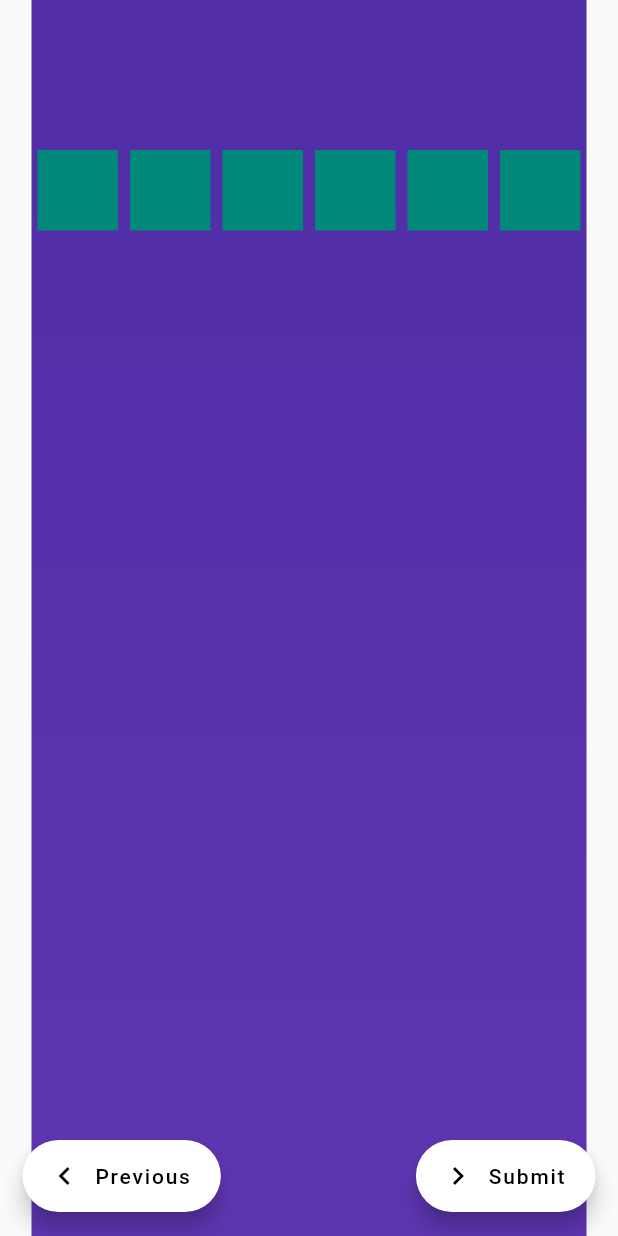
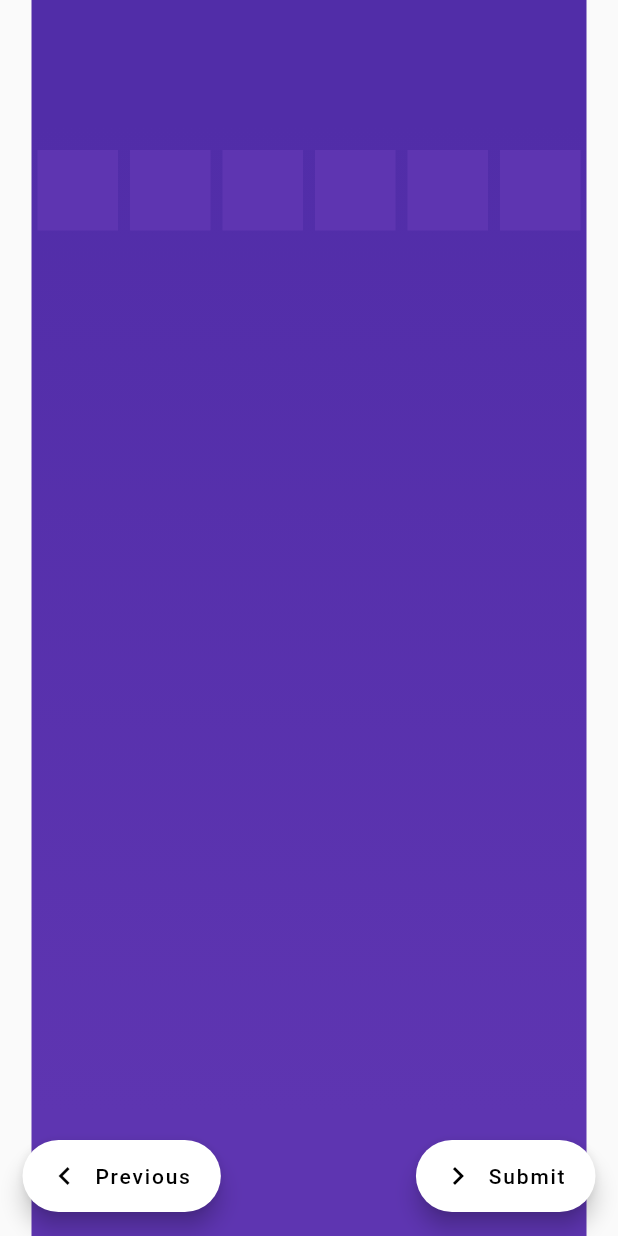
Before and after one commit to sidvenu/EduForte, a Flutter app: the OTPRoute screen opened directly, on a phone screen of 412 x 824 dp. Run offline on Flutter 3.47's test engine with Material 2 defaults, Android fonts, the phone set to English and light mode, and no system bars; drawn by our look-alikes of pin_code_text_field; our stand-ins replace cloud_firestore, firebase_auth, flutter_masked_text, jiffy, progress_dialog, validators; accounts and stored records are empty; network calls fail; statements that could not run were skipped.

Commit message:
Change color for OTP pinview

```diff
--- a/lib/routes/login_with_phone/otp_route.dart
+++ b/lib/routes/login_with_phone/otp_route.dart
@@ -226,7 +226,7 @@ class _OTPRouteState extends State<OTPRoute> {
                   },
                   onTextChanged: (String otp) => this.otp = otp,
                   pinBoxBorderWidth: 0.00000000000001,
-                  pinBoxColor: Colors.teal[600],
+                  pinBoxColor: Colors.deepPurple[600],
                   wrapAlignment: WrapAlignment.center,
                   pinTextStyle: TextStyle(
                     fontSize: 30,
```
